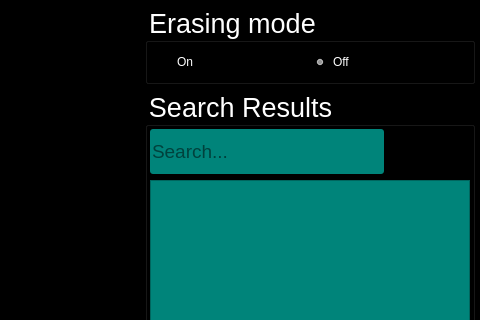
Above: Desktop/MainWindow.ui from Zeti123/WordFinder-bot_for_the_game_Scrabble before the change; both pictures show x 681 to 1161 and y 158 to 478 of the 1161 by 840 pixel window. Below: the same form after it.
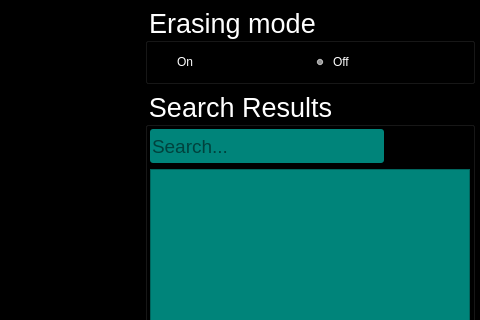
That is the form after the change.

Commit message:
add infinite scrolling to results lists
 - changing QListWidget to QListView in results list
 - adding ListModel for QListView
 - adding infinite scrolling for results lists
 - removing some unnecessary functions
 - fix small bug regarding undo/redo when user was trying to insert on game board word with more than 15 chars

Patch:
```diff
--- a/Desktop/MainWindow.ui
+++ b/Desktop/MainWindow.ui
@@ -578,7 +578,7 @@
         <property name="flat">
          <bool>true</bool>
         </property>
-        <layout class="QVBoxLayout" name="verticalLayout_2" stretch="1,11">
+        <layout class="QVBoxLayout" name="verticalLayout_2" stretch="1,15">
          <property name="leftMargin">
           <number>2</number>
          </property>
@@ -671,7 +671,7 @@
           </layout>
          </item>
          <item>
-          <widget class="QListWidget" name="list_of_words">
+          <widget class="QListView" name="list_of_words">
            <property name="sizePolicy">
             <sizepolicy hsizetype="Expanding" vsizetype="Expanding">
              <horstretch>0</horstretch>
```
The commit also changes 2 other files.
